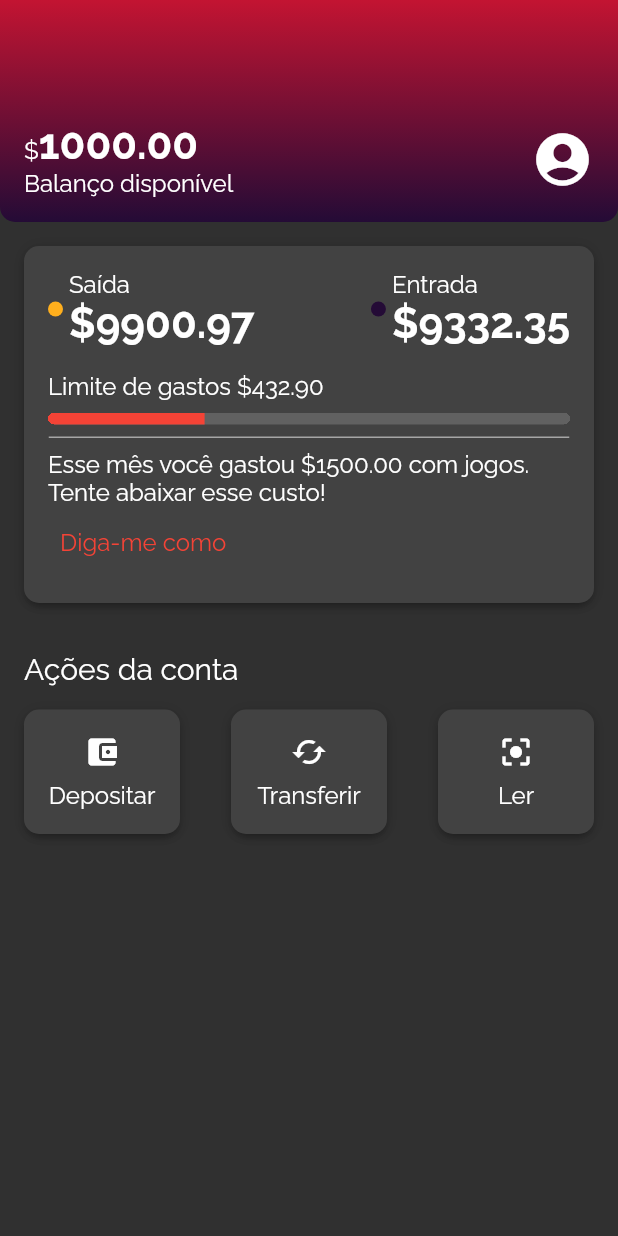
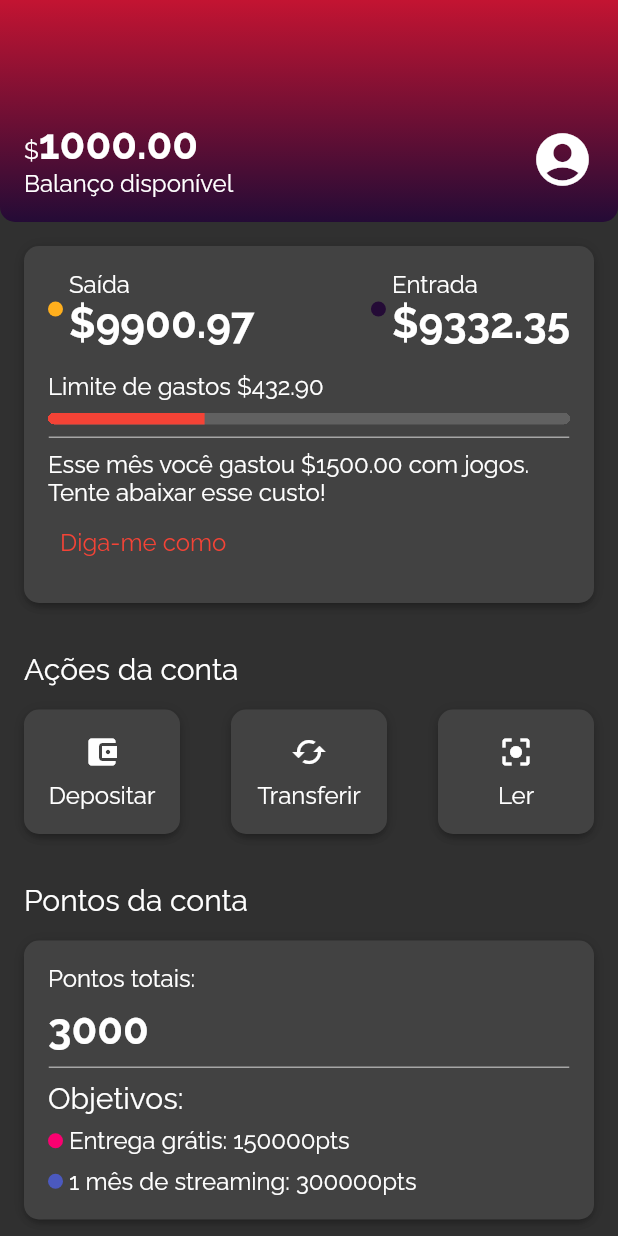
Before and after one commit to 01Explorer/flutter_layout_figma, a Flutter app: the screen it shows after launch, on a phone screen of 412 x 824 dp. Run offline on Flutter 3.47's test engine with Material 2 defaults, Android fonts, the phone set to English and light mode, and no system bars.

Commit message:
Added the account_points section

```diff
--- /dev/null
+++ b/lib/components/sections/account_points.dart
@@ -0,0 +1,83 @@
+import 'package:flutter/material.dart';
+import 'package:flutter_layout_figma/components/box_card.dart';
+import 'package:flutter_layout_figma/components/color_dot.dart';
+import 'package:flutter_layout_figma/components/content_division.dart';
+import 'package:flutter_layout_figma/themes/theme_colors.dart';
+
+class AccountPoints extends StatelessWidget {
+  const AccountPoints({Key? key}) : super(key: key);
+
+  @override
+  Widget build(BuildContext context) {
+    return Padding(
+      padding: const EdgeInsets.all(16),
+      child: Column(
+        crossAxisAlignment: CrossAxisAlignment.start,
+        children: [
+          Padding(
+            padding: const EdgeInsets.only(bottom: 16),
+            child: Text(
+              'Pontos da conta',
+              style: Theme.of(context).textTheme.titleMedium,
+            ),
+          ),
+          const BoxCard(boxContent: _AccountPointsContent())
+        ],
+      ),
+    );
+  }
+}
+
+class _AccountPointsContent extends StatelessWidget {
+  const _AccountPointsContent({Key? key}) : super(key: key);
+
+  @override
+  Widget build(BuildContext context) {
+    return Column(
+      crossAxisAlignment: CrossAxisAlignment.start,
+      children: [
+        const Text('Pontos totais:'),
+        Padding(
+          padding: const EdgeInsets.symmetric(vertical: 8),
+          child: Text(
+            '3000',
+            style: Theme.of(context).textTheme.bodyLarge,
+          ),
+        ),
+        const ContentDivision(),
+        Padding(
+          padding: const EdgeInsets.symmetric(vertical: 8),
+          child: Text(
+            'Objetivos:',
+            style: Theme.of(context).textTheme.titleMedium,
+          ),
+        ),
+        Padding(
+          padding: const EdgeInsets.only(bottom: 8),
+          child: Row(
+            children: [
+              Padding(
+                padding: const EdgeInsets.only(right: 4),
+                child: ColorDot(
+                  color: ThemeColors.accountPoints['delivery'],
+                ),
+              ),
+              const Text('Entrega grátis: 150000pts')
+            ],
+          ),
+        ),
+        Row(
+          children: [
+            Padding(
+              padding: const EdgeInsets.only(right: 4),
+              child: ColorDot(
+                color: ThemeColors.accountPoints['streaming'],
+              ),
+            ),
+            const Text('1 mês de streaming: 300000pts')
+          ],
+        ),
+      ],
+    );
+  }
+}
--- a/lib/components/sections/recent_activity.dart
+++ b/lib/components/sections/recent_activity.dart
@@ -32,7 +32,7 @@
                 Padding(
                   padding: const EdgeInsets.only(right: 4),
                   child: ColorDot(
-                    color: ThemeColors.recenActivity['spent'],
+                    color: ThemeColors.recentActivity['spent'],
                   ),
                 ),
                 Column(
@@ -52,7 +52,7 @@
                 Padding(
                   padding: const EdgeInsets.only(right: 4),
                   child: ColorDot(
-                    color: ThemeColors.recenActivity['income'],
+                    color: ThemeColors.recentActivity['income'],
                   ),
                 ),
                 Column(
--- a/lib/screens/home.dart
+++ b/lib/screens/home.dart
@@ -2,6 +2,7 @@
 import 'package:flutter_layout_figma/components/box_card.dart';
 import 'package:flutter_layout_figma/components/content_division.dart';
 import 'package:flutter_layout_figma/components/sections/account_actions.dart';
+import 'package:flutter_layout_figma/components/sections/account_points.dart';
 import 'package:flutter_layout_figma/components/sections/header.dart';
 import 'package:flutter_layout_figma/components/sections/recent_activity.dart';
 
@@ -11,12 +12,15 @@
   @override
   Widget build(BuildContext context) {
     return Scaffold(
-      body: Column(
-        children: <Widget>[
-          Header(),
-          RecentActivity(),
-          AccountActions(),
-        ],
+      body: SingleChildScrollView(
+        child: Column(
+          children: <Widget>[
+            Header(),
+            RecentActivity(),
+            AccountActions(),
+            AccountPoints()
+          ],
+        ),
       ),
     );
   }
--- a/lib/themes/theme_colors.dart
+++ b/lib/themes/theme_colors.dart
@@ -7,10 +7,15 @@
     Color.fromRGBO(36, 11, 54, 1),
   ];
 
-  static const Map recenActivity = {
+  static const Map recentActivity = {
     'spent': Color.fromRGBO(255, 175, 29, 1),
     'income': Color.fromRGBO(36, 11, 54, 1),
   };
 
+  static const Map accountPoints = {
+    'delivery': Color.fromRGBO(250, 0, 112, 1),
+    'streaming': Color.fromRGBO(75, 89, 191, 1),
+  };
+
   static const Color division = Color.fromRGBO(166, 166, 166, 1);
 }
```
